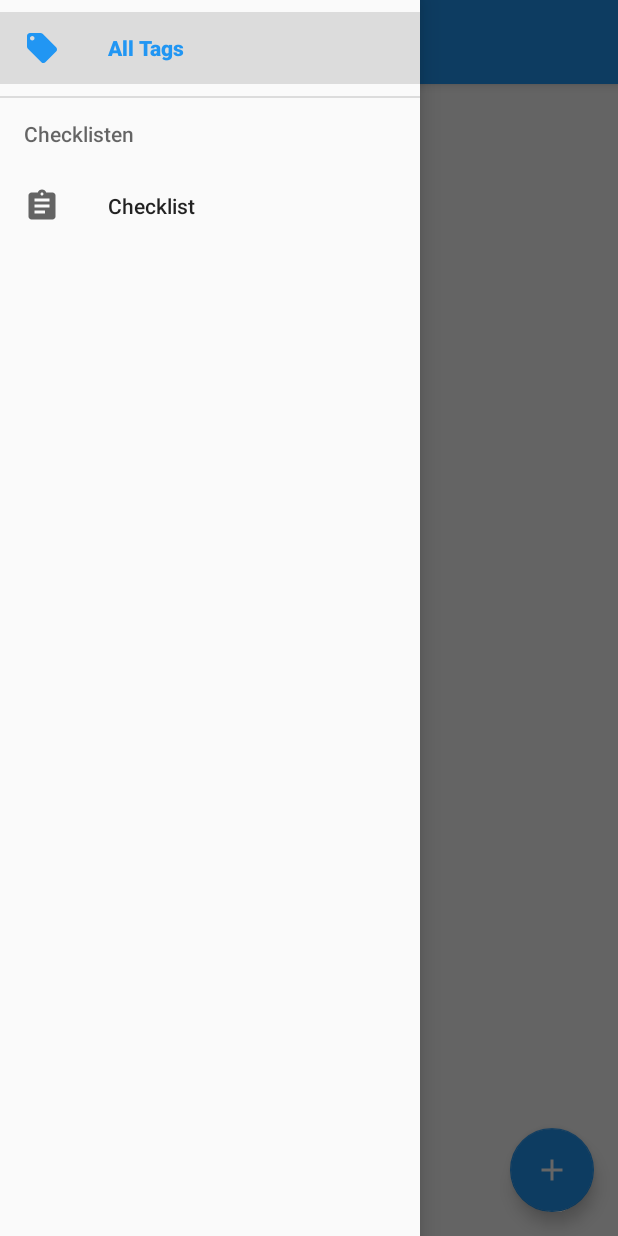
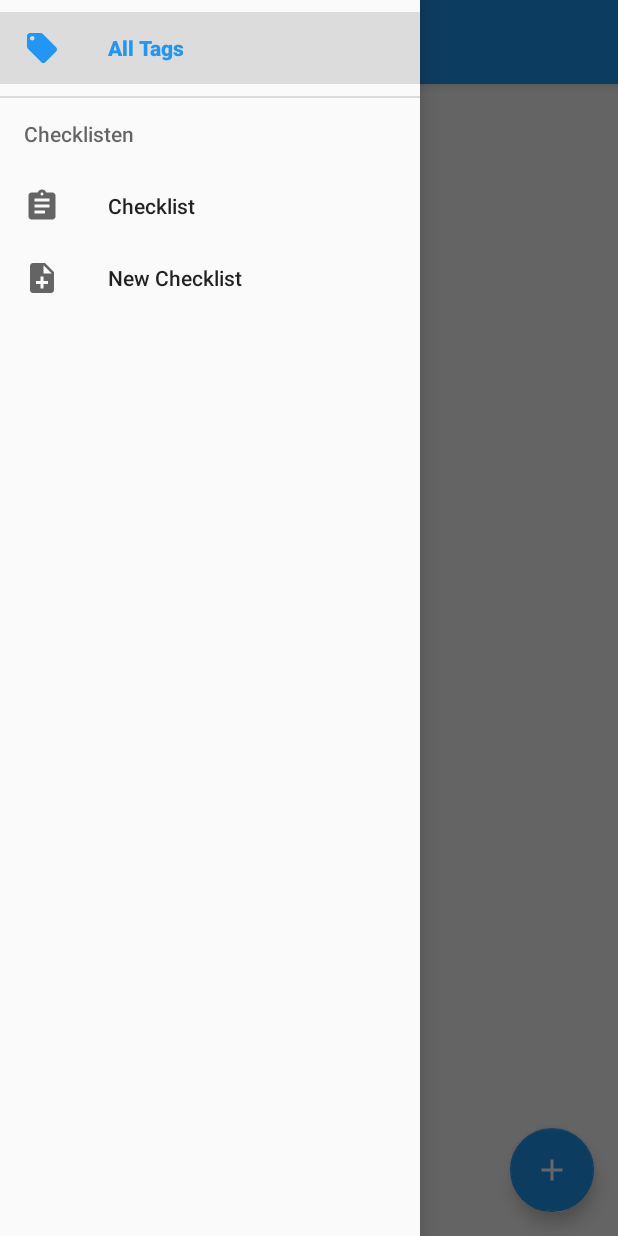
Before and after one commit to benjcolin/NFChecklist, an Android app: the screen it shows after launch (AllTagsActivity), with the side drawer open, on a phone screen of 412 x 824 dp. Run offline under Robolectric (Android 15) with nearby library versions, the phone set to English and light mode, and no system bars; 1 statement that could not run was skipped.

Commit message:
new Branch Checklist

```diff
--- /dev/null
+++ b/app/src/main/res/drawable/ic_menu_newchecklist.xml
@@ -0,0 +1,9 @@
+<vector xmlns:android="http://schemas.android.com/apk/res/android"
+        android:width="24dp"
+        android:height="24dp"
+        android:viewportWidth="24.0"
+        android:viewportHeight="24.0">
+    <path
+        android:fillColor="#FF000000"
+        android:pathData="M14,2L6,2c-1.1,0 -1.99,0.9 -1.99,2L4,20c0,1.1 0.89,2 1.99,2L18,22c1.1,0 2,-0.9 2,-2L20,8l-6,-6zM16,16h-3v3h-2v-3L8,16v-2h3v-3h2v3h3v2zM13,9L13,3.5L18.5,9L13,9z"/>
+</vector>
--- a/app/src/main/res/menu/activity_all_tags_drawer.xml
+++ b/app/src/main/res/menu/activity_all_tags_drawer.xml
@@ -17,6 +17,10 @@
                     android:id="@+id/checklist"
                     android:icon="@drawable/ic_menu_checklist"
                     android:title="@string/checklist" />
+                <item
+                    android:id="@+id/newChecklist"
+                    android:icon="@drawable/ic_menu_newchecklist"
+                    android:title="@string/newChecklist"/>
             </group>
         </menu>
     </item>
--- a/app/src/main/res/values/strings.xml
+++ b/app/src/main/res/values/strings.xml
@@ -30,5 +30,8 @@
     <!-- TODO: Remove or change this placeholder text -->
     <string name="hello_blank_fragment">Hello blank fragment</string>
     <string name="databasemanager">Database Manager</string>
+    <string name="newChecklist">New Checklist</string>
+    <string name="name">Name</string>
+    <string name="checklist_name">Checklist name:</string>
 
 </resources>
```
Also changed, not shown: app/src/main/AndroidManifest.xml (+10 -7 lines), app/src/main/java/com/nfchecklist/app/AllTagsActivity.java (+7 -0 lines), app/src/main/java/com/nfchecklist/app/NewChecklistActivity.java (added, +13 -0 lines), app/src/main/res/layout/activity_new_checklist.xml (added, +22 -0 lines).
